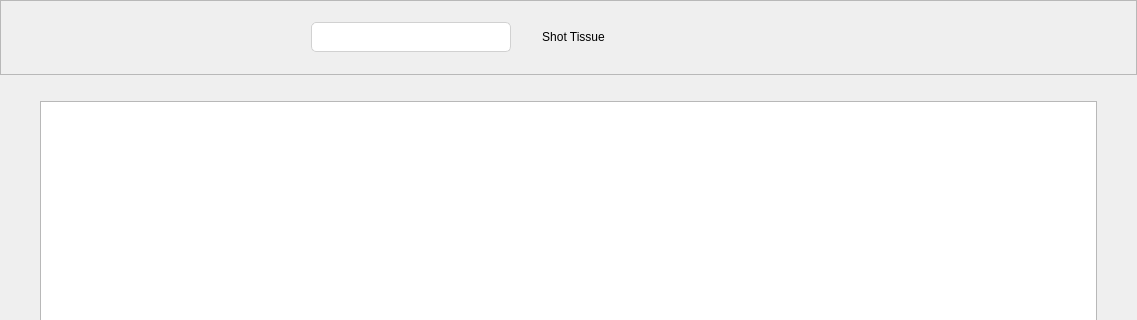
This is assets/ui/experiments.ui in jfnavarro/st_viewer as Qt 5 draws it before an edit; both pictures show x 0 to 1137 and y 0 to 320 of the 1137 by 613 pixel window. The edited form follows.
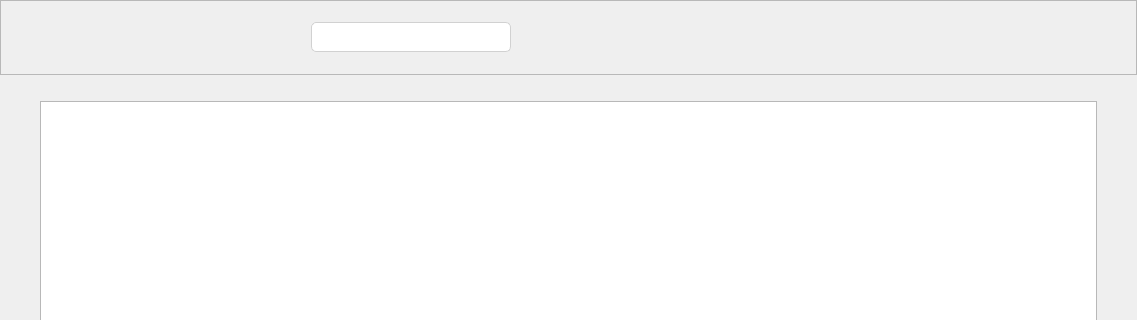
This is the edited form. Icons and pictures are not drawn. Custom widgets are drawn as their Qt base class.

Patch:
```diff
--- a/assets/ui/experiments.ui
+++ b/assets/ui/experiments.ui
@@ -158,7 +158,7 @@
            </property>
            <property name="sizeHint" stdset="0">
             <size>
-             <width>358</width>
+             <width>300</width>
              <height>20</height>
             </size>
            </property>
@@ -231,7 +231,7 @@
             </size>
            </property>
            <property name="text">
-            <string>Shot Tissue</string>
+            <string/>
            </property>
            <property name="icon">
             <iconset resource="../../../st_client-build/application.qrc">
```
Left out of the diff: 9 changed lines with no effect on the pictures.
